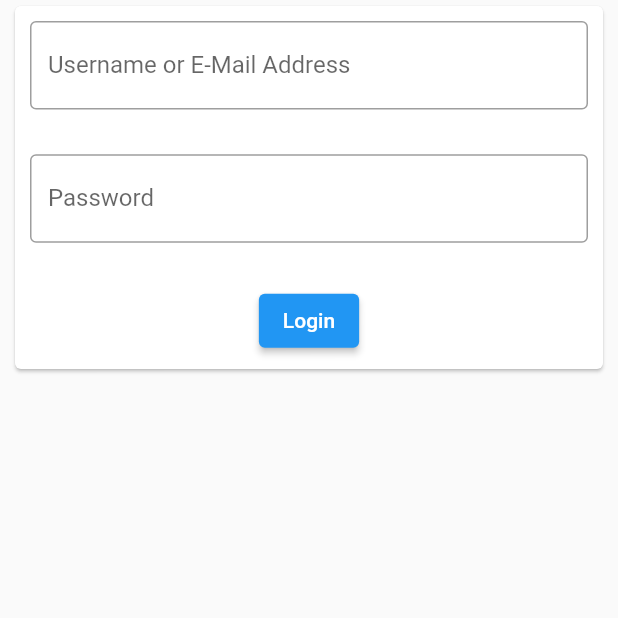
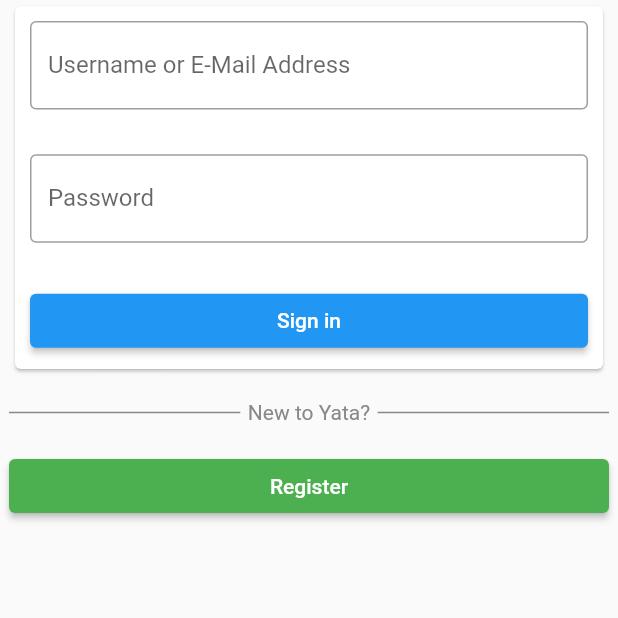
Before and after one commit to jofas/yata, a Flutter app: the LoginScreen screen opened directly, on a phone screen of 412 x 824 dp, the top half of it. Run offline on Flutter 3.47's test engine with Material 2 defaults, Android fonts, the phone set to English and light mode, and no system bars; our stand-ins replace get; missing offline and left inert: cross_local_storage, jose; network calls fail; statements that could not run were skipped.

Commit message:
not working register button

```diff
--- a/frontend/lib/main.dart
+++ b/frontend/lib/main.dart
@@ -1,5 +1,6 @@
 import 'package:flutter/material.dart';
 import 'package:flutter/services.dart';
+import 'package:flutter/gestures.dart';
 
 import 'dart:collection';
 import 'dart:io';
@@ -24,6 +25,11 @@ class YataApp extends StatelessWidget {
       theme: ThemeData(
         primarySwatch: Colors.blue,
         visualDensity: VisualDensity.adaptivePlatformDensity,
+        dividerTheme: DividerThemeData(
+          thickness: 1,
+          space: 50,
+          color: Color(0xFF888888),
+        ),
       ),
       initialRoute: "/",
       getPages: [
@@ -473,15 +479,53 @@ class LoginScreen extends StatelessWidget {
                           ),
                           Flexible(
                             flex: 1,
-                            child: ElevatedButton(
-                              onPressed: submit,
-                              child: Text("Login"),
+                            child: Row(
+                              children: <Widget> [
+                                Expanded(
+                                  child: ElevatedButton(
+                                    onPressed: submit,
+                                    child: Text("Sign in"),
+                                  ),
+                                ),
+                              ],
                             ),
                           ),
                         ],
                       ),
                     ),
                   ),
+                ),
+                Row(
+                  children: <Widget> [
+                    Expanded(
+                      child: Divider(),
+                    ),
+                    Padding(
+                      padding: EdgeInsets.symmetric(horizontal: 5.0),
+                      child: Text(
+                        "New to Yata?",
+                        style: TextStyle(
+                          color: Theme.of(context).dividerTheme.color,
+                        ),
+                      ),
+                    ),
+                    Expanded(
+                      child: Divider(),
+                    ),
+                  ],
+                ),
+                Row(
+                  children: <Widget> [
+                    Expanded(
+                      child: ElevatedButton(
+                        onPressed: () => print("hellooo"),
+                        child: Text("Register"),
+                        style: ButtonStyle(
+                          backgroundColor: MaterialStateProperty.all<Color>(Colors.green),
+                        ),
+                      ),
+                    ),
+                  ],
                 ),
               ],
             ),
@@ -492,6 +536,8 @@ class LoginScreen extends StatelessWidget {
   }
 
   submit() async {
+    // This if statement is a simple validator. Ugly, but it saves a
+    // few HTTP requests to the auth server
     if (usernameController.text.length == 0 ||
         passwordController.text.length == 0)
     {
```
